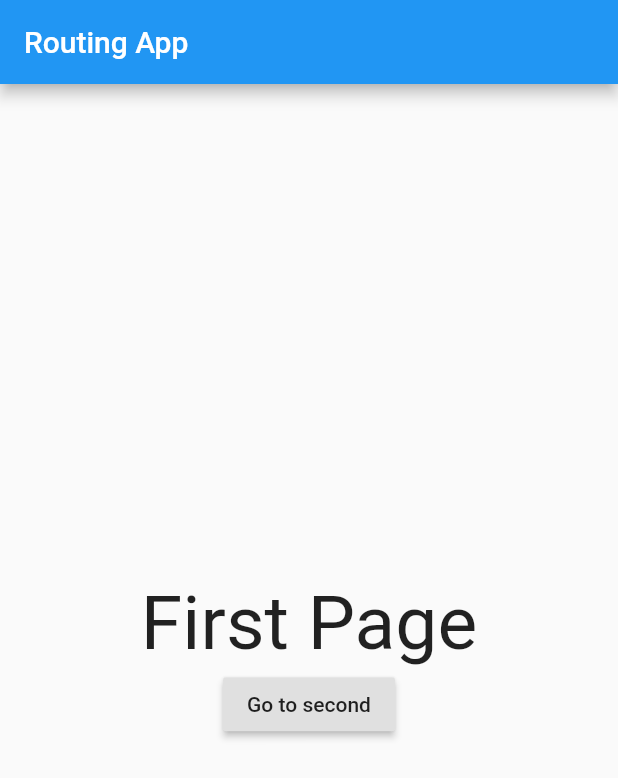
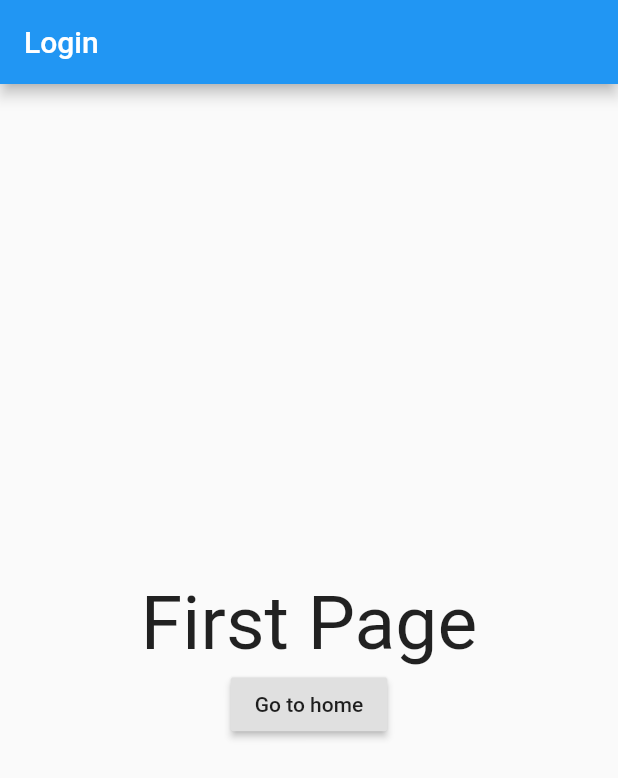
Before and after one commit to HackSiteOficial/Music-o, a Flutter app: the screen it shows after launch, on a phone screen of 412 x 824 dp. Shown: the top 778 px of the screen. Run offline on Flutter 3.47's test engine with Material 2 defaults, Android fonts, the phone set to English and light mode, and no system bars.

Commit message:
Changes in login and home

```diff
--- a/lib/screens/home/home.dart
+++ b/lib/screens/home/home.dart
@@ -13,14 +13,14 @@ class SecondPage extends StatelessWidget {
     // TODO: implement build
     return Scaffold(
       appBar: AppBar(
-        title: Text('Routing App'),
+        title: Text('Home'),
       ),
       body: Center(
         child: Column(
           mainAxisSize: MainAxisSize.min,
           children: <Widget>[
             Text(
-              'Second Page',
+              'Home',
               style: TextStyle(fontSize: 50),
             ),
             Text(
--- a/lib/screens/login/login.dart
+++ b/lib/screens/login/login.dart
@@ -6,7 +6,7 @@ class FirstPage extends StatelessWidget {
     // TODO: implement build
     return Scaffold(
       appBar: AppBar(
-        title: Text('Routing App'),
+        title: Text('Login'),
       ),
       body: Center(
         child: Column(
@@ -17,7 +17,7 @@ class FirstPage extends StatelessWidget {
               style: TextStyle(fontSize: 50),
             ),
             RaisedButton(
-              child: Text('Go to second'),
+              child: Text('Go to home'),
               onPressed: () {
                 Navigator.of(context).pushNamed('/second',
                     arguments: 'Hello there from the first page!');
```
